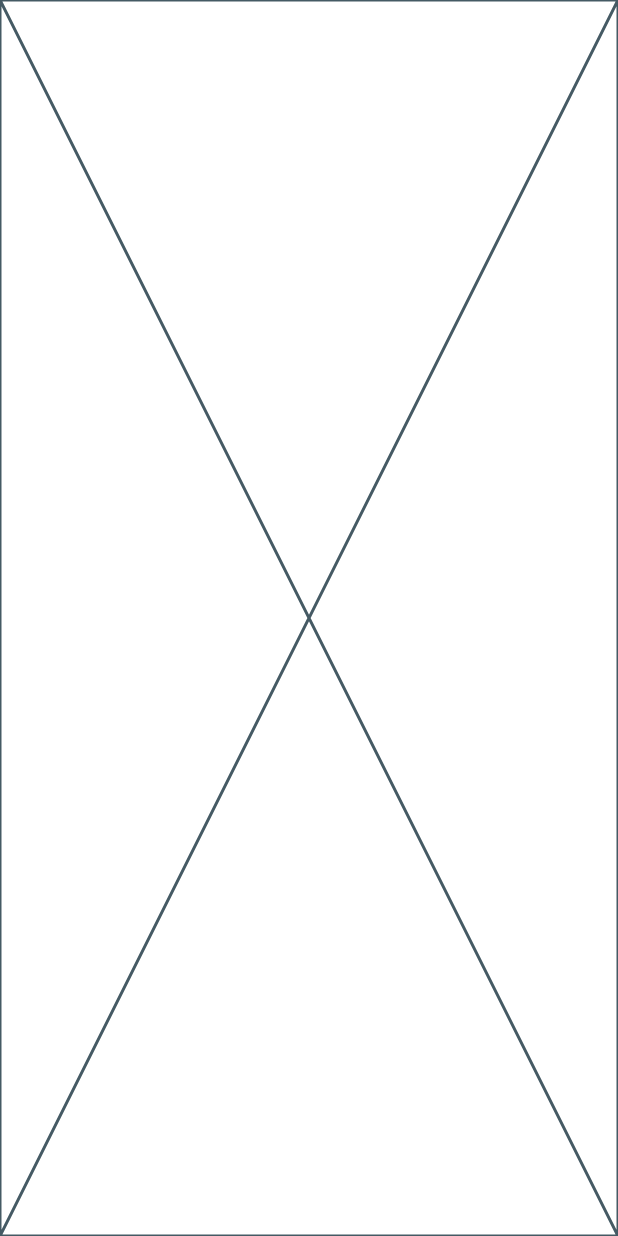
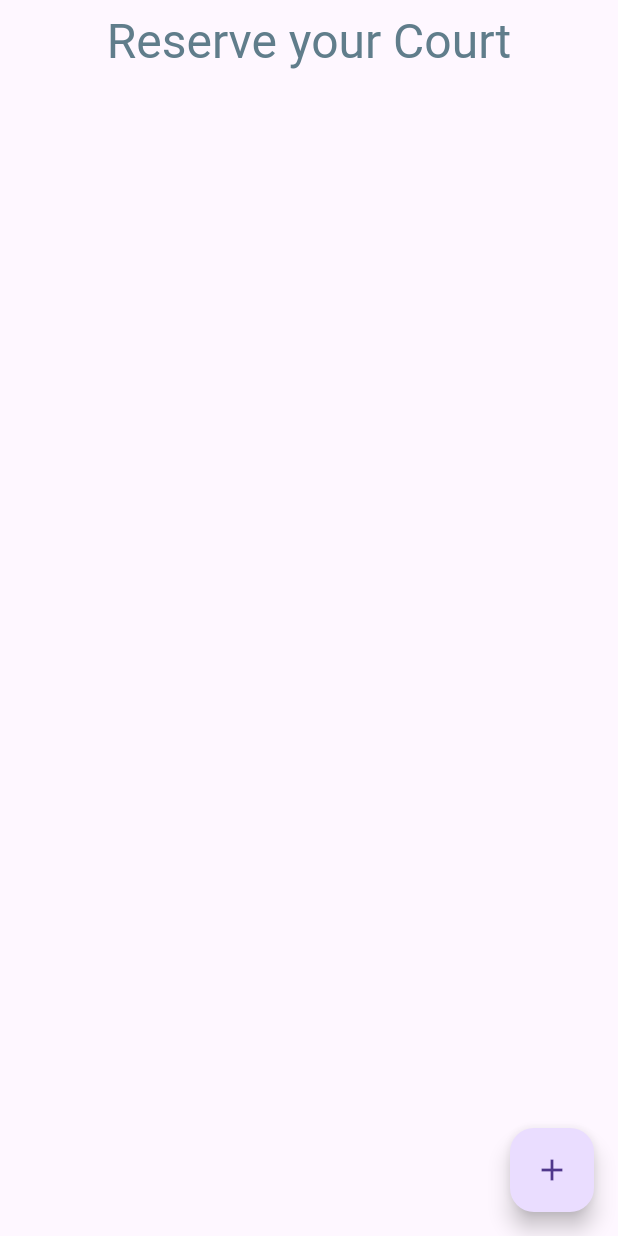
Before and after one commit to juanpipereira/court_reservation, a Flutter app: the screen it shows after launch, on a phone screen of 412 x 824 dp. Run offline on Flutter 3.47's test engine with Material 3 defaults, Android fonts, the phone set to English and light mode, and no system bars; our stand-ins replace hive, hive_flutter; accounts and stored records are empty.

Commit message:
Add basic reservations operations

```diff
--- /dev/null
+++ b/lib/core/domain/datetime_logic.dart
@@ -0,0 +1,3 @@
+extension DateTimeLogic on DateTime {
+  String formatLegible() => '$month-$day-$year';
+}
--- /dev/null
+++ b/lib/features/court_reservation/data/repositories/court_reservation_repository.dart
@@ -0,0 +1,25 @@
+import '../../domain/court_reservation.dart';
+import 'package:hive/hive.dart';
+
+class CourtReservationRepository {
+  static const boxName = 'courtReservation';
+
+  Future<Box<CourtReservation>> openBox() async {
+    return await Hive.openBox<CourtReservation>(boxName);
+  }
+
+  Future<void> addData(CourtReservation newData) async {
+    final box = await openBox();
+    await box.add(newData);
+  }
+
+  Future<void> deleteData(int index) async {
+    final box = await openBox();
+    await box.deleteAt(index);
+  }
+
+  List<CourtReservation> getAllData() {
+    final box = Hive.box<CourtReservation>(boxName);
+    return box.values.toList();
+  }
+}
--- /dev/null
+++ b/lib/features/court_reservation/domain/court.dart
@@ -0,0 +1,8 @@
+enum Court {
+  a('A'),
+  b('B'),
+  c('C');
+
+  const Court(this.name);
+  final String name;
+}
--- /dev/null
+++ b/lib/features/court_reservation/domain/court_reservation.dart
@@ -0,0 +1,31 @@
+import 'package:hive/hive.dart';
+
+import '../../precipitations/domain/precipitations.dart';
+part 'court_reservation.g.dart';
+
+@HiveType(typeId: 1)
+class CourtReservation implements Comparable {
+  const CourtReservation({
+    required this.courtName,
+    required this.date,
+    required this.id,
+    required this.precipitations,
+    required this.userName,
+  });
+
+  @HiveField(0)
+  final String courtName;
+  @HiveField(1)
+  final DateTime date;
+  @HiveField(2)
+  final int id;
+  @HiveField(3)
+  final Precipitations precipitations;
+  @HiveField(4)
+  final String userName;
+
+  @override
+  int compareTo(other) {
+    return (other as CourtReservation).date.compareTo(date);
+  }
+}
--- /dev/null
+++ b/lib/features/court_reservation/presentation/controllers/court_reservation_controller.dart
@@ -0,0 +1,43 @@
+import 'package:court_reservation/features/court_reservation/domain/court_reservation.dart';
+
+import '../../data/repositories/court_reservation_repository.dart';
+import 'package:flutter/material.dart';
+
+class CourtReservationController extends ChangeNotifier {
+  final CourtReservationRepository _repository = CourtReservationRepository();
+  late List<CourtReservation> _data = [];
+
+  List<CourtReservation> get data => _data;
+
+  Future<void> fetchData() async {
+    final data = _repository.getAllData();
+    data.sort();
+    _data = data;
+    notifyListeners();
+  }
+
+  int? getPossibleCourtIndex({
+    required String courtName,
+    required DateTime date,
+  }) {
+    int possibleIndex = 1;
+    for (var reservation in data) {
+      if (reservation.date.difference(date).inDays == 0 &&
+          reservation.courtName == courtName) {
+        possibleIndex++;
+      }
+    }
+
+    return possibleIndex <= 3 ? possibleIndex : null;
+  }
+
+  Future<void> addData(CourtReservation newData) async {
+    await _repository.addData(newData);
+    fetchData();
+  }
+
+  Future<void> deleteData(int index) async {
+    await _repository.deleteData(index);
+    fetchData();
+  }
+}
--- /dev/null
+++ b/lib/features/court_reservation/presentation/pages/reservations_page.dart
@@ -0,0 +1,50 @@
+import '../../../precipitations/presentation/controllers/precipitations_controller.dart';
+import '../controllers/court_reservation_controller.dart';
+import '../widgets/add_reservation_dialog.dart';
+import '../widgets/reservations_list.dart';
+
+import 'package:flutter/material.dart';
+import 'package:provider/provider.dart';
+
+class ReservationsPage extends StatelessWidget {
+  const ReservationsPage({super.key});
+
+  @override
+  Widget build(BuildContext context) {
+    final reservationsController =
+        Provider.of<CourtReservationController>(context, listen: false);
+
+    return Scaffold(
+      appBar: AppBar(
+        elevation: 0.0,
+        backgroundColor: Colors.transparent,
+        title: const Center(
+          child: Text(
+            'Reserve your Court',
+            style: TextStyle(
+              fontSize: 32,
+              color: Colors.blueGrey,
+            ),
+          ),
+        ),
+      ),
+      body: const ReservationsList(),
+      floatingActionButton: FloatingActionButton(
+        onPressed: () {
+          showDialog(
+            context: context,
+            builder: (context) {
+              return ChangeNotifierProvider(
+                create: (context) => PrecipitationsController(),
+                child: AddReservationDialog(
+                  controller: reservationsController,
+                ),
+              );
+            },
+          );
+        },
+        child: const Icon(Icons.add),
+      ),
+    );
+  }
+}
--- /dev/null
+++ b/lib/features/court_reservation/presentation/widgets/court_selector.dart
@@ -0,0 +1,37 @@
+import 'package:court_reservation/features/court_reservation/domain/court.dart';
+import 'package:flutter/material.dart';
+
+class CourtSelector extends StatefulWidget {
+  const CourtSelector({
+    super.key,
+    required this.callback,
+  });
+
+  final void Function(Court) callback;
+
+  @override
+  State<CourtSelector> createState() => _CourtSelectorState();
+}
+
+class _CourtSelectorState extends State<CourtSelector> {
+  Court? selectedClub;
+
+  @override
+  Widget build(BuildContext context) {
+    return Row(
+      children: [
+        for (var court in Court.values)
+          ChoiceChip(
+            label: Text(court.name),
+            onSelected: (_) {
+              setState(() {
+                selectedClub = court;
+              });
+              widget.callback(court);
+            },
+            selected: court == selectedClub,
+          ),
+      ],
+    );
+  }
+}
--- /dev/null
+++ b/lib/features/court_reservation/presentation/widgets/reservations_list.dart
@@ -0,0 +1,50 @@
+import 'package:court_reservation/features/court_reservation/presentation/widgets/court_reservation_tile.dart';
+
+import '../controllers/court_reservation_controller.dart';
+import 'package:flutter/material.dart';
+import 'package:provider/provider.dart';
+
+class ReservationsList extends StatefulWidget {
+  const ReservationsList({super.key});
+
+  @override
+  State<ReservationsList> createState() => _ReservationsListState();
+}
+
+class _ReservationsListState extends State<ReservationsList> {
+  @override
+  void initState() {
+    super.initState();
+    Future(
+      () => Provider.of<CourtReservationController>(
+        context,
+        listen: false,
+      ).fetchData(),
+    );
+  }
+
+  @override
+  Widget build(BuildContext context) {
+    return Consumer<CourtReservationController>(
+      builder: (context, controller, _) {
+        return Padding(
+          padding: const EdgeInsets.only(top: 15),
+          child: ListView.builder(
+            itemCount: controller.data.length,
+            itemBuilder: (context, index) {
+              final reservation = controller.data[index];
+
+              return CourtReservationTile(
+                clubName: reservation.courtName,
+                date: reservation.date,
+                deleteCallback: () async => await controller.deleteData(index),
+                reservationNumber: reservation.id,
+                userName: reservation.userName,
+              );
+            },
+          ),
+        );
+      },
+    );
+  }
+}
--- /dev/null
+++ b/lib/features/precipitations/domain/precipitations.dart
@@ -0,0 +1,10 @@
+import 'package:hive/hive.dart';
+part 'precipitations.g.dart';
+
+@HiveType(typeId: 2)
+class Precipitations {
+  const Precipitations(this.percentage);
+
+  @HiveField(0)
+  final int? percentage;
+}
--- /dev/null
+++ b/lib/features/precipitations/presentation/controllers/precipitations_controller.dart
@@ -0,0 +1,24 @@
+import '../../data/repositories/precipitations_repository.dart';
+import '../../domain/precipitations.dart';
+import 'package:flutter/material.dart';
+
+class PrecipitationsController extends ChangeNotifier {
+  /// This is the location key obtained in AccuWeather
+  /// for Tandil, Bs. As., Argentina, where the courts
+  /// are supposed to be located.
+  static const locationKey = '2929';
+
+  final PrecipitationsRepository _weatherRepository =
+      PrecipitationsRepository();
+  Precipitations? _chanceOfPrecipitation;
+
+  Precipitations? get chanceOfPrecipitation => _chanceOfPrecipitation;
+
+  Future<void> fetchChanceOfPrecipitation(DateTime requestedDate) async {
+    _chanceOfPrecipitation = await _weatherRepository.getChanceOfPrecipitation(
+      locationKey,
+      requestedDate,
+    );
+    notifyListeners();
+  }
+}
--- a/lib/main.dart
+++ b/lib/main.dart
@@ -1,6 +1,26 @@
+import 'package:court_reservation/features/court_reservation/data/repositories/court_reservation_repository.dart';
+
+import 'features/court_reservation/domain/court_reservation.dart';
+import 'features/court_reservation/presentation/controllers/court_reservation_controller.dart';
+import 'features/court_reservation/presentation/pages/reservations_page.dart';
+import 'features/precipitations/domain/precipitations.dart';
 import 'package:flutter/material.dart';
+import 'package:hive_flutter/hive_flutter.dart';
+import 'package:provider/provider.dart';
 
-void main() {
+void main() async {
+  await Hive.initFlutter();
+
+  Hive.registerAdapter(
+    PrecipitationsAdapter(),
+  );
+  Hive.registerAdapter(
+    CourtReservationAdapter(),
+  );
+  await Hive.openBox<CourtReservation>(
+    CourtReservationRepository.boxName,
+  );
+
   runApp(const MyApp());
 }
 
@@ -11,11 +31,11 @@ class MyApp extends StatelessWidget {
   Widget build(BuildContext context) {
     return MaterialApp(
       title: 'Court Reservation',
-      theme: ThemeData(
-        colorScheme: ColorScheme.fromSeed(seedColor: Colors.deepPurple),
-        useMaterial3: true,
+      theme: ThemeData(),
+      home: ChangeNotifierProvider(
+        create: (context) => CourtReservationController(),
+        child: const ReservationsPage(),
       ),
-      home: const Placeholder(),
     );
   }
 }
```
Also changed, not shown: lib/features/court_reservation/presentation/widgets/add_reservation_dialog.dart (added, +209 -0 lines), lib/features/court_reservation/presentation/widgets/court_reservation_tile.dart (added, +38 -0 lines), lib/features/court_reservation/presentation/widgets/input_title.dart (added, +20 -0 lines), lib/features/precipitations/data/dtos/precipitations_dto.dart (added, +32 -0 lines), lib/features/precipitations/data/mappers/precipitations_mapper.dart (added, +7 -0 lines), lib/features/precipitations/data/repositories/precipitations_repository.dart (added, +41 -0 lines), pubspec.yaml (+8 -1 lines), assets/rain.png (added), lib/features/court_reservation/domain/court_reservation.g.dart (added), lib/features/precipitations/domain/precipitations.g.dart (added), pubspec.lock, 1 other file.
